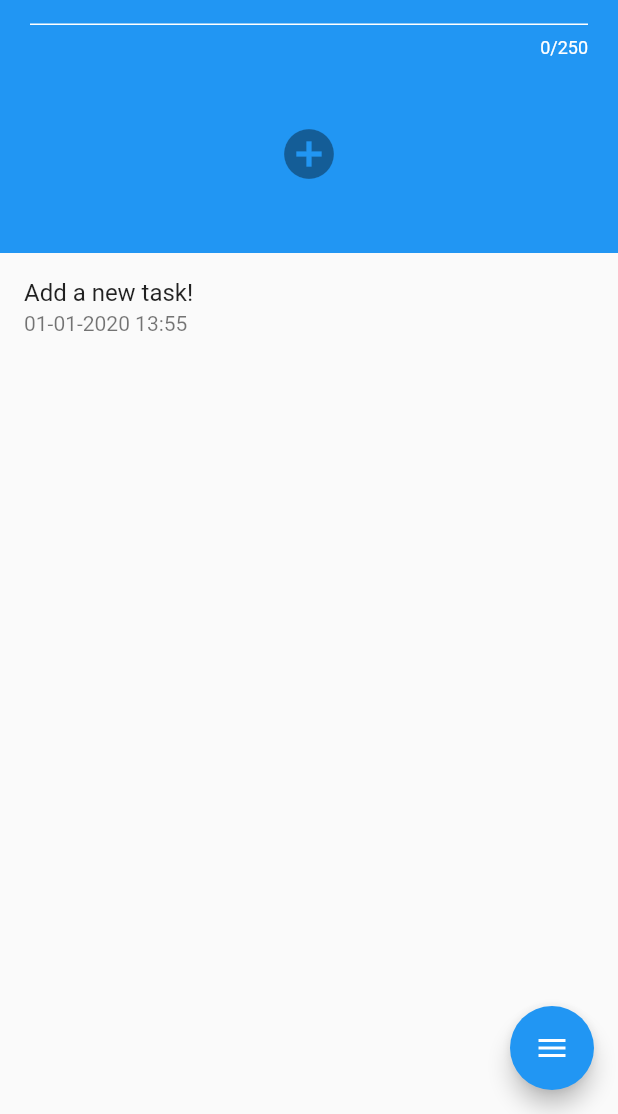
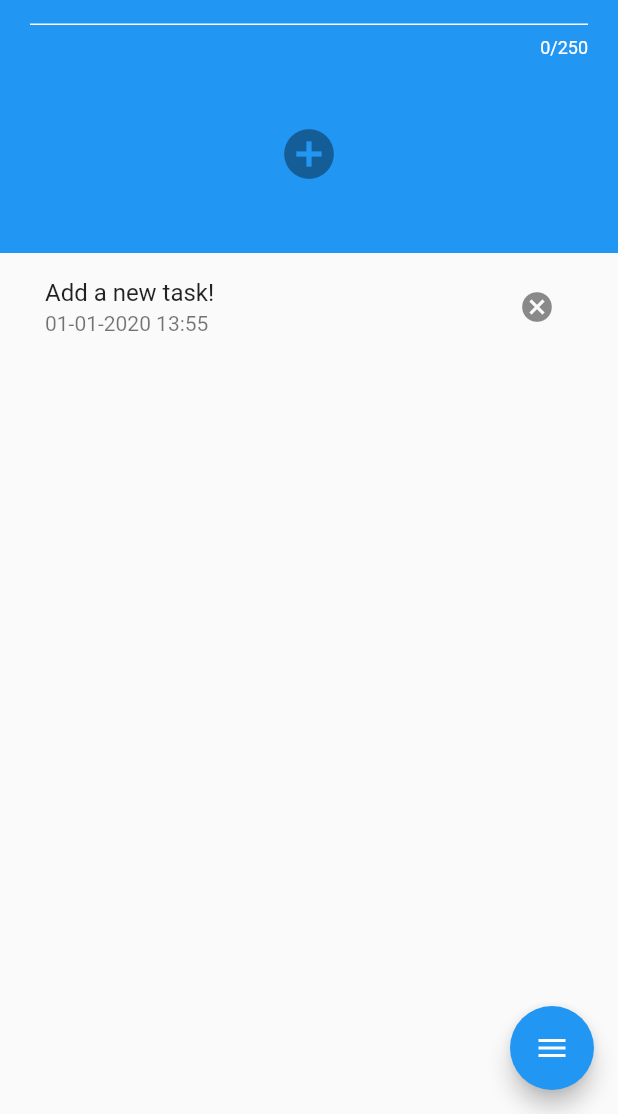
Before and after one commit to Anerak/to-do-flutter-app, a Flutter app: the screen it shows after launch, on a phone screen of 412 x 824 dp, the part 122-1236 px from its top. Run offline on Flutter 3.47's test engine with Material 2 defaults, Android fonts, the phone set to English and light mode, and no system bars; drawn by our look-alikes of flutter_speed_dial; our stand-ins replace shared_preferences, sqflite; accounts and stored records are empty; statements that could not run were skipped.

Commit message:
Added a completed option for tasks

```diff
--- a/lib/src/models/task.dart
+++ b/lib/src/models/task.dart
@@ -3,16 +3,18 @@ class TaskModel {
   String title;
   String date;
   String time;
+  int done;
 
-  TaskModel({this.id, this.title, this.date = '', this.time = ''});
+  TaskModel(
+      {this.id, this.title, this.date = '', this.time = '', this.done = 0});
 
   factory TaskModel.fromJson(Map<String, dynamic> json) => new TaskModel(
-        id: json['id'],
-        title: json['title'],
-        date: json['date'],
-        time: json['time'],
-      );
+      id: json['id'],
+      title: json['title'],
+      date: json['date'],
+      time: json['time'],
+      done: json['done']);
 
   Map<String, dynamic> toJson() =>
-      {'id': id, 'title': title, 'date': date, 'time': time};
+      {'id': id, 'title': title, 'date': date, 'time': time, 'done': done};
 }
--- a/lib/src/pages/list_page.dart
+++ b/lib/src/pages/list_page.dart
@@ -54,12 +54,15 @@ class _TodoListPageState extends State<TodoListPage> {
       Icons.sort_by_alpha,
       Icons.access_time,
       Icons.date_range,
+      Icons.done_all
     ];
     return SpeedDial(
       animatedIcon: AnimatedIcons.menu_close,
       closeManually: true,
       shape: CircleBorder(),
-      marginBottom: 20.0,
+      marginBottom: MediaQuery.of(context).orientation == Orientation.portrait
+          ? 20.0
+          : 70.0,
       children: [
         SpeedDialChild(
           child: Icon(_ascOrder ? Icons.arrow_downward : Icons.arrow_upward),
@@ -206,7 +209,7 @@ class _TodoListPageState extends State<TodoListPage> {
                     height: 20.0,
                   ),
                   Text(
-                    'No pending tasks',
+                    "No pending tasks.\nTry adding one!",
                     style: TextStyle(fontSize: 20.0, color: Colors.grey),
                   ),
                 ],
@@ -216,7 +219,16 @@ class _TodoListPageState extends State<TodoListPage> {
         final List<TaskModel> data = _orderList(snapshot.data, _order);
         return SliverList(
           delegate: SliverChildBuilderDelegate(
-            (BuildContext context, int index) {
+            (BuildContext context, int index) =>
+                _listBuilder(context, data[index]),
+            childCount: data.length == null ? 0 : data.length,
+          ),
+        );
+      },
+    );
+  }
+
+  Dismissible _listBuilder(BuildContext context, TaskModel task) {
     return Dismissible(
       key: UniqueKey(),
       background: Container(
@@ -233,22 +245,28 @@ class _TodoListPageState extends State<TodoListPage> {
       ),
       onDismissed: (direction) {
         if (direction == DismissDirection.startToEnd) {
-                    _editTask(data[index]);
+          _editTask(task);
         } else {
-                    _undoDelete(context, data[index]);
-                    _tasksBloc.deleteTask(data[index].id);
+          _undoDelete(context, task);
+          _tasksBloc.deleteTask(task.id);
         }
       },
       child: ListTile(
-                  title: Text(data[index].title),
-                  subtitle: Text("${data[index].date} ${data[index].time}"),
+        contentPadding: EdgeInsets.symmetric(horizontal: 30.0),
+        trailing: IconButton(
+          icon: task.done == 0 ? Icon(Icons.cancel) : Icon(Icons.check_circle),
+          onPressed: () => setState(() {
+            if (task.done == 0) {
+              task.done = 1;
+            } else {
+              task.done = 0;
+            }
+            _tasksBloc.updateTask(task);
+          }),
         ),
-              );
-            },
-            childCount: data.length == null ? 0 : data.length,
+        title: Text(task.title),
+        subtitle: Text("${task.date} ${task.time}"),
       ),
-        );
-      },
     );
   }
 
@@ -281,6 +299,10 @@ class _TodoListPageState extends State<TodoListPage> {
       case 3: // Date comparison
         outData.sort((a, b) =>
             _ascOrder ? a.date.compareTo(b.date) : b.date.compareTo(a.date));
+        break;
+      case 4: // Done comparison
+        outData.sort((a, b) =>
+            _ascOrder ? a.done.compareTo(b.done) : b.done.compareTo(a.done));
         break;
       default:
     }
--- a/pubspec.yaml
+++ b/pubspec.yaml
@@ -3,7 +3,7 @@ description: Simple To Do app.
 
 publish_to: 'none'
 
-version: 1.2.0+1
+version: 1.2.2
 
 environment:
   sdk: ">=2.7.0 <3.0.0"
```
Also changed, not shown: lib/src/blocs/db_provider.dart (+7 -3 lines). Lines whose indentation alone changed are shown as unchanged.
